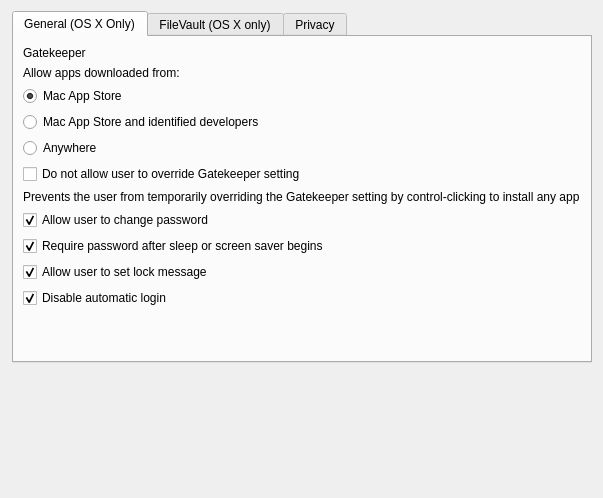
First picture: the form in FWAdminLib/Configurator/SPForm.ui, repository fw-dev/translations, before the edit.
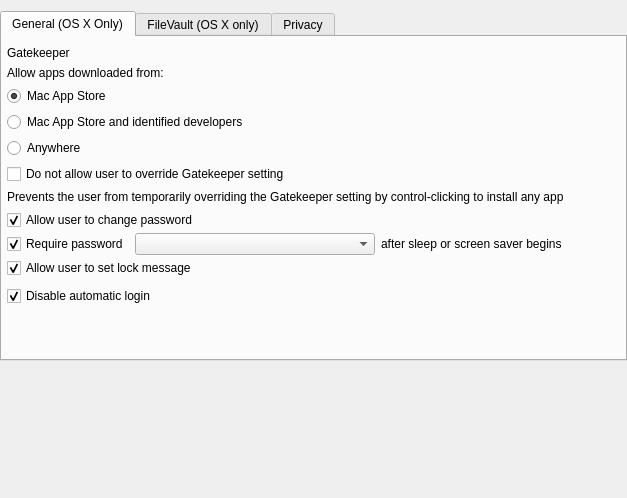
Second picture: the form after the edit.

```diff
--- a/FWAdminLib/Configurator/SPForm.ui
+++ b/FWAdminLib/Configurator/SPForm.ui
@@ -6,7 +6,7 @@
    <rect>
     <x>0</x>
     <y>0</y>
-    <width>603</width>
+    <width>627</width>
     <height>498</height>
    </rect>
   </property>
@@ -15,7 +15,10 @@
   </property>
   <layout class="QVBoxLayout" name="verticalLayout">
    <property name="leftMargin">
-    <number>12</number>
+    <number>0</number>
+   </property>
+   <property name="rightMargin">
+    <number>0</number>
    </property>
    <item>
     <widget class="QTabWidget" name="tabWidget">
@@ -27,6 +30,12 @@
        <string>General (OS X Only)</string>
       </attribute>
       <layout class="QVBoxLayout" name="verticalLayout_2">
+       <property name="leftMargin">
+        <number>5</number>
+       </property>
+       <property name="rightMargin">
+        <number>5</number>
+       </property>
        <item>
         <widget class="QLabel" name="label">
          <property name="text">
@@ -83,6 +92,22 @@
         </widget>
        </item>
        <item>
+        <layout class="QVBoxLayout" name="verticalLayoutForCheckBoxes">
+         <property name="spacing">
+          <number>3</number>
+         </property>
+         <property name="leftMargin">
+          <number>0</number>
+         </property>
+         <item>
+          <layout class="QHBoxLayout" name="horizontalLayoutAllowChangePassword">
+           <property name="topMargin">
+            <number>0</number>
+           </property>
+           <property name="bottomMargin">
+            <number>0</number>
+           </property>
+           <item>
         <widget class="QCheckBox" name="allowChangePasswordCb">
          <property name="text">
           <string>Allow user to change password</string>
@@ -92,16 +117,49 @@
          </property>
         </widget>
        </item>
+          </layout>
+         </item>
+         <item>
+          <layout class="QHBoxLayout" name="horizontalLayout">
+           <property name="spacing">
+            <number>6</number>
+           </property>
        <item>
         <widget class="QCheckBox" name="requirePasswordAfterSleepCb">
+             <property name="sizePolicy">
+              <sizepolicy hsizetype="Fixed" vsizetype="Fixed">
+               <horstretch>0</horstretch>
+               <verstretch>0</verstretch>
+              </sizepolicy>
+             </property>
          <property name="text">
-          <string>Require password after sleep or screen saver begins</string>
+              <string>Require password</string>
          </property>
          <property name="checked">
           <bool>true</bool>
          </property>
         </widget>
        </item>
+           <item>
+            <widget class="QComboBox" name="comboBoxRequirePasswordDelay"/>
+           </item>
+           <item>
+            <widget class="QLabel" name="afterSleepLabel">
+             <property name="text">
+              <string>after sleep or screen saver begins</string>
+             </property>
+            </widget>
+           </item>
+          </layout>
+         </item>
+         <item>
+          <layout class="QHBoxLayout" name="horizontalLayoutAllowLockMessage">
+           <property name="topMargin">
+            <number>0</number>
+           </property>
+           <property name="bottomMargin">
+            <number>0</number>
+           </property>
        <item>
         <widget class="QCheckBox" name="allowLockMessageCb">
          <property name="text">
@@ -112,6 +170,13 @@
          </property>
         </widget>
        </item>
+          </layout>
+         </item>
+         <item>
+          <layout class="QHBoxLayout" name="horizontalLayoutDisableAutomaticLogin">
+           <property name="topMargin">
+            <number>5</number>
+           </property>
        <item>
         <widget class="QCheckBox" name="disableAutomaticLoginCb">
          <property name="text">
@@ -121,6 +186,10 @@
           <bool>true</bool>
          </property>
         </widget>
+           </item>
+          </layout>
+         </item>
+        </layout>
        </item>
        <item>
         <spacer name="verticalSpacer_2">
```
Lines whose indentation alone changed are shown as unchanged.
